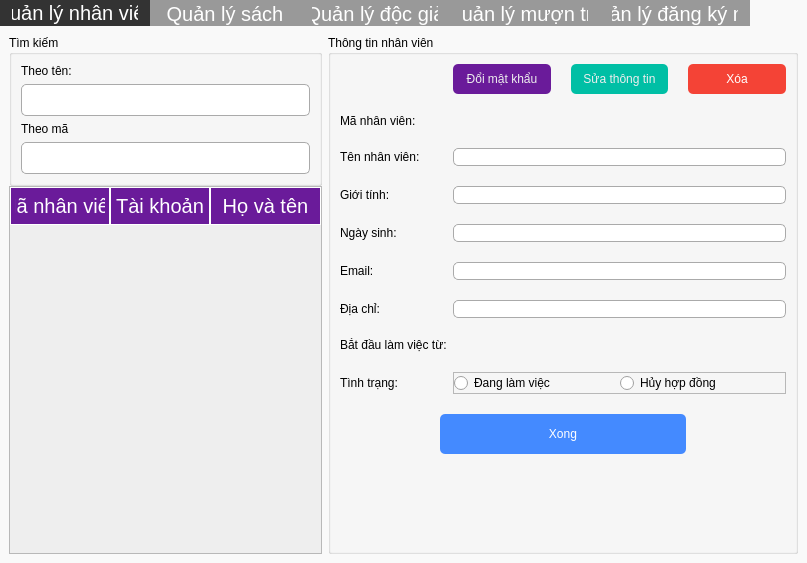
The window that admin.ui (duydvu/Library) describes before a commit, drawn with Qt 5.
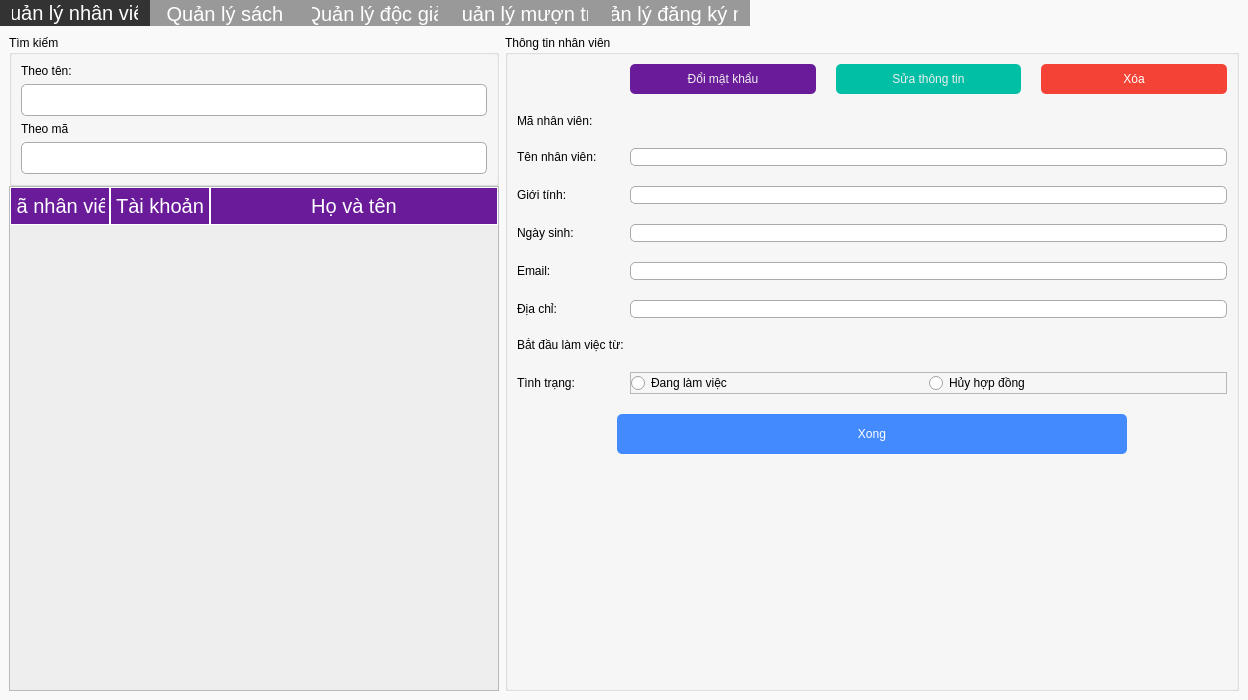
The same window after the commit.

Diff of the .ui file:
```diff
--- a/admin.ui
+++ b/admin.ui
@@ -6,10 +6,22 @@
    <rect>
     <x>0</x>
     <y>0</y>
-    <width>807</width>
-    <height>563</height>
+    <width>1248</width>
+    <height>700</height>
    </rect>
   </property>
+  <property name="minimumSize">
+   <size>
+    <width>1248</width>
+    <height>700</height>
+   </size>
+  </property>
+  <property name="maximumSize">
+   <size>
+    <width>1248</width>
+    <height>700</height>
+   </size>
+  </property>
   <property name="windowTitle">
    <string>MainWindow</string>
   </property>
```
